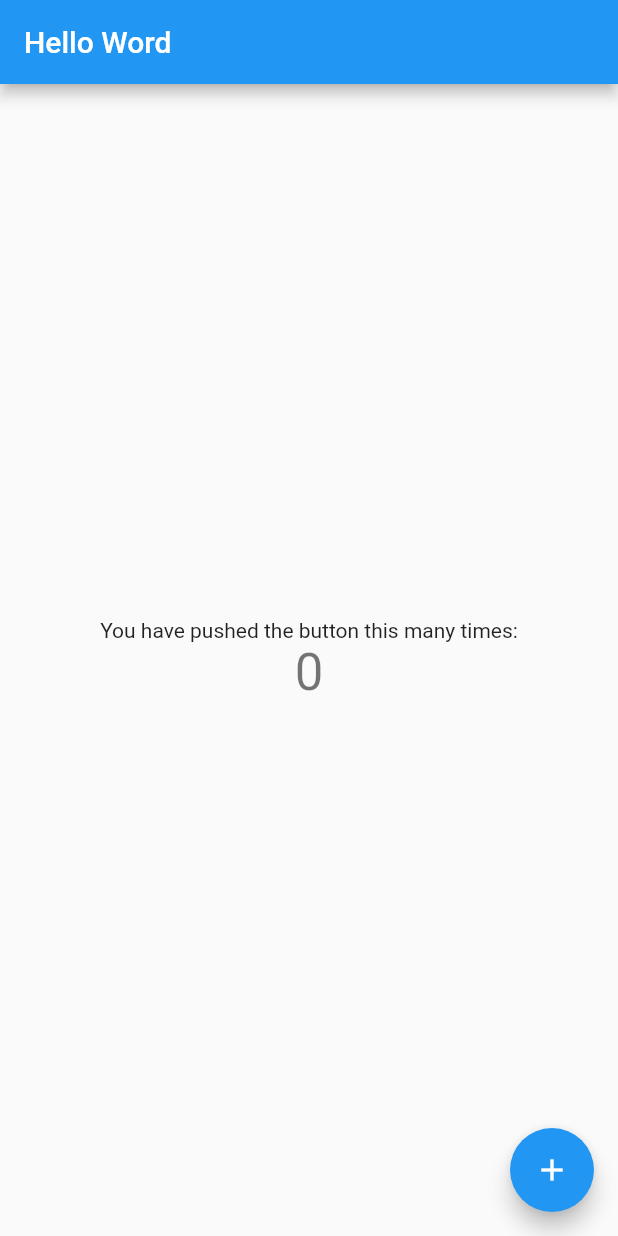
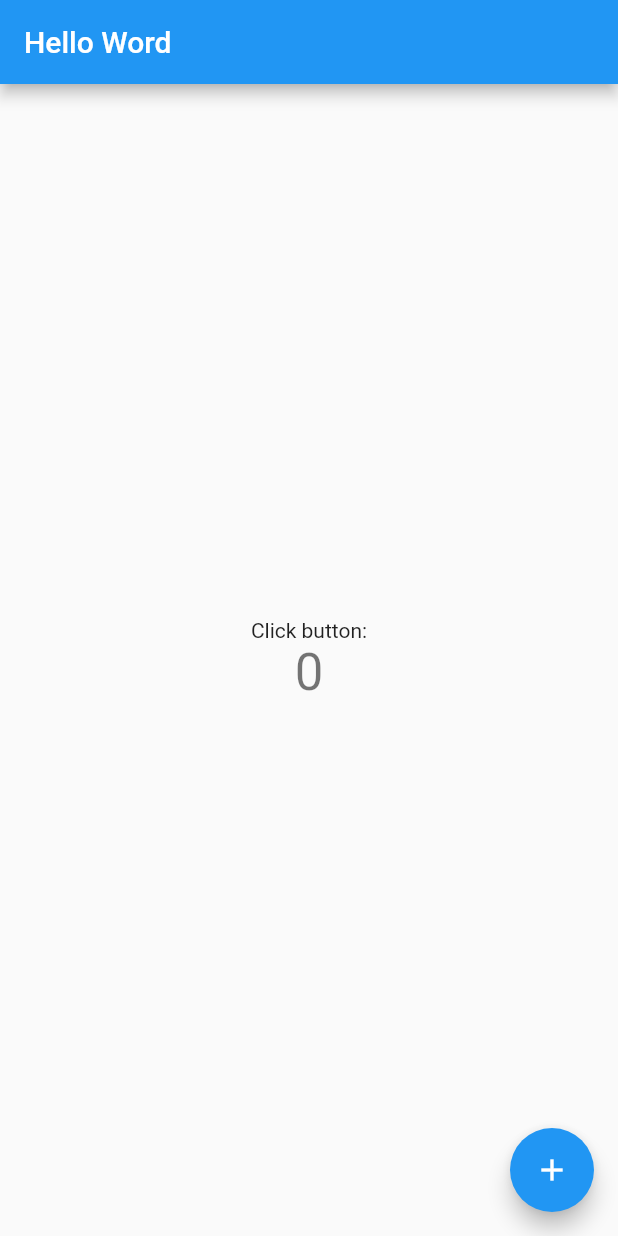
Before and after one commit to robyhuzwandar/tour, a Flutter app: the screen it shows after launch, on a phone screen of 412 x 824 dp. Run offline on Flutter 3.47's test engine with Material 2 defaults, Android fonts, the phone set to English and light mode, and no system bars.

Commit message:
change button name

```diff
--- a/lib/main.dart
+++ b/lib/main.dart
@@ -68,7 +68,7 @@ class _MyHomePageState extends State<MyHomePage> {
           mainAxisAlignment: MainAxisAlignment.center,
           children: <Widget>[
             Text(
-              'You have pushed the button this many times:',
+              'Click button:',
             ),
             Text(
               '$_counter',
```
